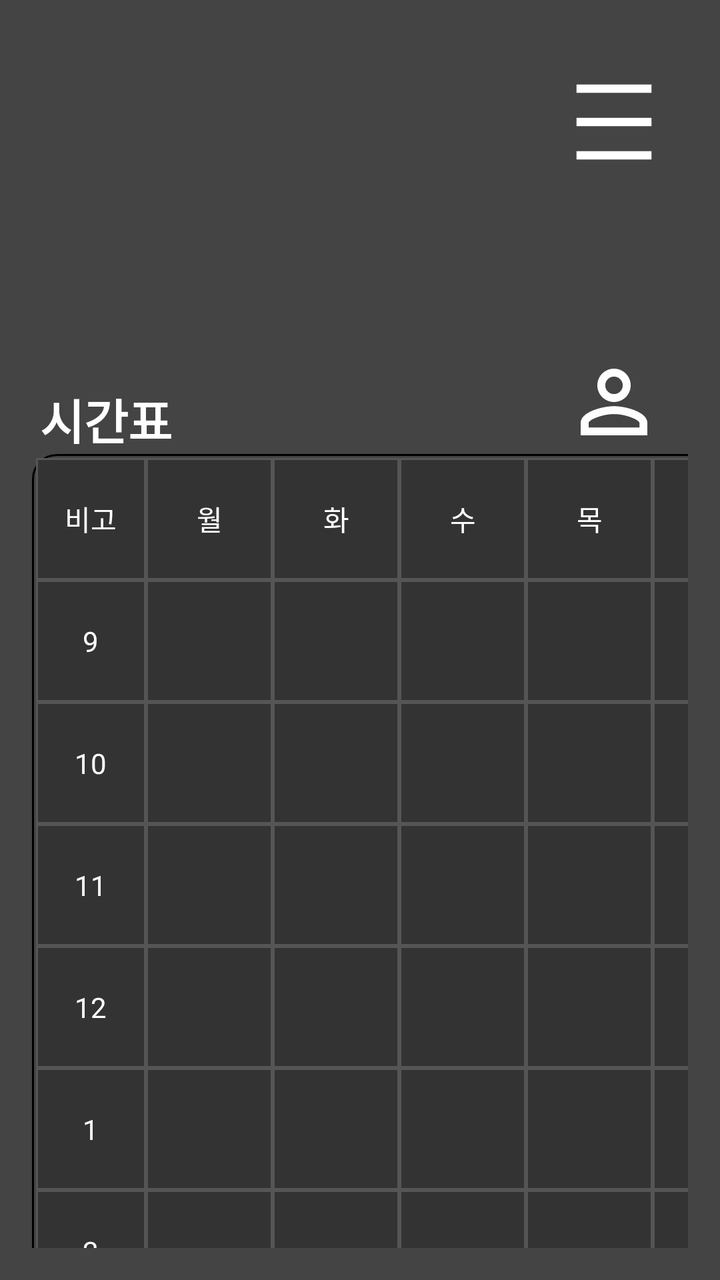
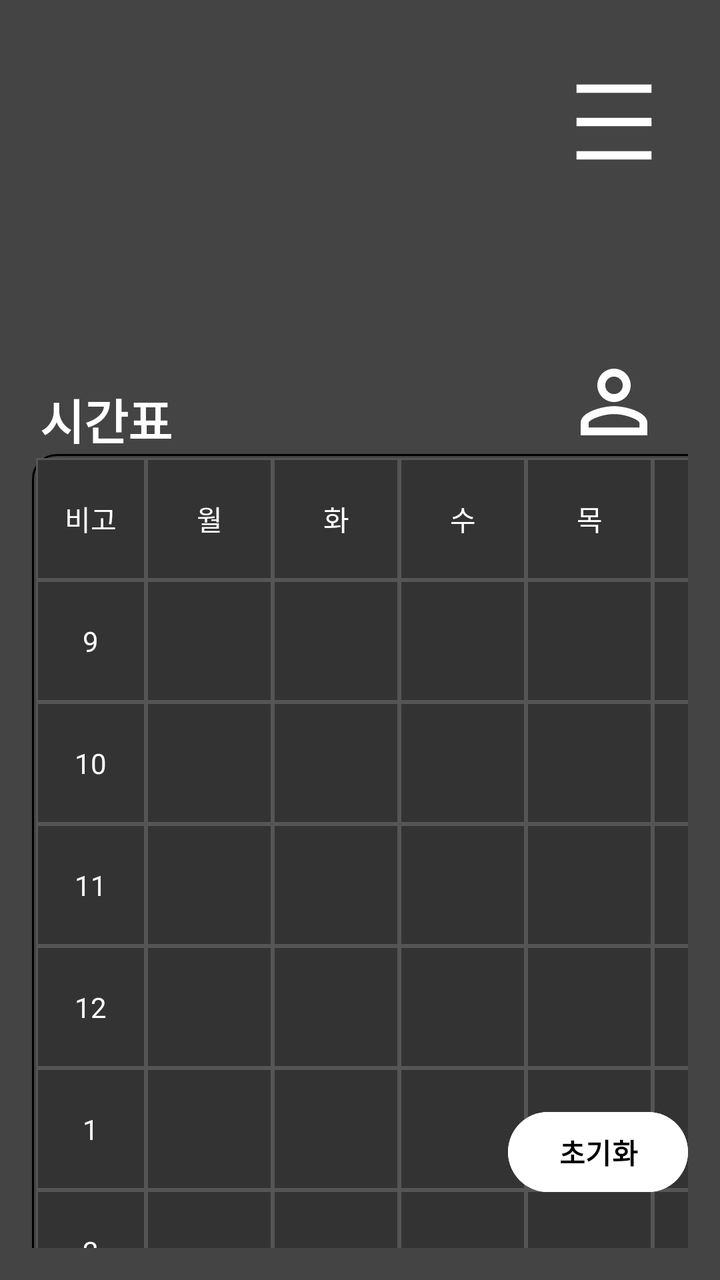

Compare the two renders of this Android layout. The source of the first and the diff that turns it into the second are given below.
<!-- AndroidManifest.xml: application theme Theme.Dcp_app -->
<!-- res/layout/activity_main.xml -->
<?xml version="1.0" encoding="utf-8"?>
<androidx.drawerlayout.widget.DrawerLayout
    xmlns:android="http://schemas.android.com/apk/res/android"
    xmlns:app="http://schemas.android.com/apk/res-auto"
    xmlns:tools="http://schemas.android.com/tools"
    android:id="@+id/drawer_layout"
    android:layout_width="match_parent"
    android:layout_height="match_parent">

    
    <androidx.constraintlayout.widget.ConstraintLayout
        android:layout_width="match_parent"
        android:layout_height="match_parent"
        android:padding="16dp"
        android:background="#444444">

    
    <TextView
        android:id="@+id/title"
        android:layout_width="wrap_content"
        android:layout_height="wrap_content"
        android:layout_marginStart="4dp"
        android:layout_marginTop="176dp"
        android:text="시간표"
        android:textColor="#FFFFFF"
        android:textSize="24sp"
        android:textStyle="bold"
        app:layout_constraintStart_toStartOf="parent"
        app:layout_constraintTop_toTopOf="parent" />

    
    <ImageView
        android:id="@+id/menuIcon"
        android:layout_width="50dp"
        android:layout_height="50dp"
        android:layout_marginTop="20dp"
        android:layout_marginBottom="90dp"
        android:contentDescription="메뉴"
        android:src="@drawable/setting"
        app:layout_constraintBottom_toTopOf="@+id/btnInfo"
        app:layout_constraintEnd_toEndOf="@+id/btnInfo"
        app:layout_constraintTop_toTopOf="parent" />

    
    <ImageView
        android:id="@+id/btnInfo"
        android:layout_width="50dp"
        android:layout_height="50dp"
        android:layout_marginTop="160dp"
        android:layout_marginEnd="12dp"
        android:contentDescription="정보"
        android:src="@drawable/infosetting"
        app:layout_constraintEnd_toEndOf="parent"
        app:layout_constraintTop_toTopOf="parent" />


    
        <FrameLayout
            android:id="@+id/timeTableWrapper"
            android:layout_width="wrap_content"
            android:layout_height="wrap_content"
            app:layout_constraintTop_toBottomOf="@id/title"
            app:layout_constraintStart_toStartOf="parent"
            app:layout_constraintEnd_toEndOf="parent">

            
            <include
                android:id="@+id/timetableInclude"
                layout="@layout/timetable_view"
                android:layout_width="371dp"
                android:layout_height="613dp" />

            
            <FrameLayout
                android:id="@+id/blockOverlay"
                android:layout_width="371dp"
                android:layout_height="613dp"
                android:layout_gravity="top|start"
                android:background="@android:color/transparent" />
        </FrameLayout>


</androidx.constraintlayout.widget.ConstraintLayout>

    
    <include
        android:id="@+id/drawerMenu"
        layout="@layout/drawer_menu"
        android:layout_width="300dp"
        android:layout_height="match_parent"
        android:layout_gravity="end"/>

</androidx.drawerlayout.widget.DrawerLayout>
<!-- res/layout/timetable_view.xml (included above) -->
<?xml version="1.0" encoding="utf-8"?>
<GridLayout
    xmlns:android="http://schemas.android.com/apk/res/android"
    android:id="@+id/timeTableGrid"
    android:layout_width="371dp"
    android:layout_height="613dp"
    android:background="@drawable/bg_table_corner"
    android:columnCount="6"
    android:orientation="horizontal"
    android:padding="2dp">

    
    <TextView
        style="@style/DayCell"
        android:layout_width="55dp"
        android:text="비고" />
    <TextView style="@style/DayCell" android:text="월" />
    <TextView style="@style/DayCell" android:text="화" />
    <TextView style="@style/DayCell" android:text="수" />
    <TextView style="@style/DayCell" android:text="목" />
    <TextView style="@style/DayCell" android:text="금" />

    
    <TextView style="@style/TimeCell" android:text="9" />
    <TextView android:id="@+id/monCell1" style="@style/TableCell" />
    <TextView android:id="@+id/tuesCell1" style="@style/TableCell" />
    <TextView android:id="@+id/wedCell1" style="@style/TableCell" />
    <TextView android:id="@+id/thuCell1" style="@style/TableCell" />
    <TextView android:id="@+id/friCell1" style="@style/TableCell" />

    <TextView style="@style/TimeCell" android:text="10" />
    <TextView android:id="@+id/monCell2" style="@style/TableCell" />
    <TextView android:id="@+id/tuesCell2" style="@style/TableCell" />
    <TextView android:id="@+id/wedCell2" style="@style/TableCell" />
    <TextView android:id="@+id/thuCell2" style="@style/TableCell" />
    <TextView android:id="@+id/friCell2" style="@style/TableCell" />

    <TextView style="@style/TimeCell" android:text="11" />
    <TextView android:id="@+id/monCell3" style="@style/TableCell" />
    <TextView android:id="@+id/tuesCell3" style="@style/TableCell" />
    <TextView android:id="@+id/wedCell3" style="@style/TableCell" />
    <TextView android:id="@+id/thuCell3" style="@style/TableCell" />
    <TextView android:id="@+id/friCell3" style="@style/TableCell" />

    <TextView style="@style/TimeCell" android:text="12" />
    <TextView android:id="@+id/monCell4" style="@style/TableCell" />
    <TextView android:id="@+id/tuesCell4" style="@style/TableCell" />
    <TextView android:id="@+id/wedCell4" style="@style/TableCell" />
    <TextView android:id="@+id/thuCell4" style="@style/TableCell" />
    <TextView android:id="@+id/friCell4" style="@style/TableCell" />

    <TextView style="@style/TimeCell" android:text="1" />
    <TextView android:id="@+id/monCell5" style="@style/TableCell" />
    <TextView android:id="@+id/tuesCell5" style="@style/TableCell" />
    <TextView android:id="@+id/wedCell5" style="@style/TableCell" />
    <TextView android:id="@+id/thuCell5" style="@style/TableCell" />
    <TextView android:id="@+id/friCell5" style="@style/TableCell" />

    <TextView style="@style/TimeCell" android:text="2" />
    <TextView android:id="@+id/monCell6" style="@style/TableCell" />
    <TextView android:id="@+id/tuesCell6" style="@style/TableCell" />
    <TextView android:id="@+id/wedCell6" style="@style/TableCell" />
    <TextView android:id="@+id/thuCell6" style="@style/TableCell" />
    <TextView android:id="@+id/friCell6" style="@style/TableCell" />

    <TextView style="@style/TimeCell" android:text="3" />
    <TextView android:id="@+id/monCell7" style="@style/TableCell" />
    <TextView android:id="@+id/tuesCell7" style="@style/TableCell" />
    <TextView android:id="@+id/wedCell7" style="@style/TableCell" />
    <TextView android:id="@+id/thuCell7" style="@style/TableCell" />
    <TextView android:id="@+id/friCell7" style="@style/TableCell" />

    <TextView style="@style/TimeCell" android:text="4" />
    <TextView android:id="@+id/monCell8" style="@style/TableCell" />
    <TextView android:id="@+id/tuesCell8" style="@style/TableCell" />
    <TextView android:id="@+id/wedCell8" style="@style/TableCell" />
    <TextView android:id="@+id/thuCell8" style="@style/TableCell" />
    <TextView android:id="@+id/friCell8" style="@style/TableCell" />

    <TextView style="@style/TimeCell" android:text="5" />
    <TextView android:id="@+id/monCell9" style="@style/TableCell" />
    <TextView android:id="@+id/tuesCell9" style="@style/TableCell" />
    <TextView android:id="@+id/wedCell9" style="@style/TableCell" />
    <TextView android:id="@+id/thuCell9" style="@style/TableCell" />
    <TextView android:id="@+id/friCell9" style="@style/TableCell" />
</GridLayout>
<!-- res/layout/drawer_menu.xml (included above) -->
<?xml version="1.0" encoding="utf-8"?>
<LinearLayout xmlns:android="http://schemas.android.com/apk/res/android"
    android:layout_width="300dp"
    android:layout_height="match_parent"
    android:layout_gravity="end"
    android:background="#444444"
    android:orientation="vertical"
    android:paddingTop="32dp"
    android:paddingBottom="32dp">

    
    <FrameLayout
        android:layout_width="match_parent"
        android:layout_height="48dp">

        <ImageView
            android:id="@+id/btnHelp"
            android:layout_width="50dp"
            android:layout_height="50dp"
            android:layout_gravity="end|top"
            android:src="@drawable/help"
            android:contentDescription="도움말"
            android:padding="4dp"
            android:background="?attr/selectableItemBackgroundBorderless"/>
    </FrameLayout>

    
    <View
        android:layout_width="match_parent"
        android:layout_height="0dp"
        android:layout_weight="1"/>

    
    <Button
        android:id="@+id/btnLogout"
        android:layout_width="160dp"
        android:layout_height="48dp"
        android:layout_gravity="center_horizontal"
        android:text="로그아웃"
        android:textColor="#000000"
        android:backgroundTint="@color/white"
        android:textSize="14sp"
        android:padding="0dp"/>
</LinearLayout>
<!-- resources referenced by this layout -->
<resources>
  <color name="white">#FFFFFFFF</color>
  <!-- drawable bg_table_corner (drawable) -->
  <?xml version="1.0" encoding="utf-8"?>
  <shape xmlns:android="http://schemas.android.com/apk/res/android"
      android:shape="rectangle">
  
      
      <solid android:color="#444444" />
  
      
      <stroke
          android:width="1dp"
          android:color="#000000" />
  
      
      <corners android:radius="12dp" />
  
  </shape>
  <!-- drawable help (drawable) -->
  <vector
      xmlns:android="http://schemas.android.com/apk/res/android"
      android:autoMirrored="true"
      android:height="50dp"
      android:tint="@color/white"
      android:viewportHeight="24"
      android:viewportWidth="24"
      android:width="50dp">
        
      <path
          android:fillColor="@android:color/white"
          android:pathData="M11.5,2C6.81,2 3,5.81 3,10.5S6.81,19 11.5,19h0.5v3c4.86,-2.34 8,-7 8,-11.5C20,5.81 16.19,2 11.5,2zM12.5,16.5h-2v-2h2v2zM12.5,13h-2c0,-3.25 3,-3 3,-5 0,-1.1 -0.9,-2 -2,-2s-2,0.9 -2,2h-2c0,-2.21 1.79,-4 4,-4s4,1.79 4,4c0,2.5 -3,2.75 -3,5z"/>
      
  </vector>
  <!-- drawable infosetting (drawable) -->
  <vector
      xmlns:android="http://schemas.android.com/apk/res/android"
      android:height="50dp"
      android:tint="@color/white"
      android:viewportHeight="24"
      android:viewportWidth="24"
      android:width="50dp">
        
      <path
          android:fillColor="@android:color/white"
          android:pathData="M12,5.9c1.16,0 2.1,0.94 2.1,2.1s-0.94,2.1 -2.1,2.1S9.9,9.16 9.9,8s0.94,-2.1 2.1,-2.1m0,9c2.97,
          0 6.1,1.46 6.1,2.1v1.1L5.9,18.1L5.9,17c0,-0.64 3.13,-2.1 6.1,-2.1M12,4C9.79,4 8,5.79 8,8s1.79,4 4,4 4,-1.79 4,-4 -1.79,
          -4 -4,-4zM12,13c-2.67,0 -8,1.34 -8,4v3h16v-3c0,-2.66 -5.33,-4 -8,-4z"/>
      
  </vector>
  <!-- drawable setting (drawable) -->
  <vector
      xmlns:android="http://schemas.android.com/apk/res/android"
      android:height="50dp"
      android:tint="@color/white"
      android:viewportHeight="24"
      android:viewportWidth="24"
      android:width="50dp">
        
      <path android:fillColor="@android:color/white" android:pathData="M3,3h18v2h-18z"/>
        
      <path android:fillColor="@android:color/white" android:pathData="M3,19h18v2h-18z"/>
        
      <path android:fillColor="@android:color/white" android:pathData="M3,11h18v2h-18z"/>
      
  </vector>
  <style name="DayCell">
          <item name="android:layout_width">63.2dp</item>
          <item name="android:layout_height">61dp</item>
          <item name="android:textColor">#FFFFFF</item>
          <item name="android:gravity">center</item>
          <item name="android:padding">4dp</item>
          <item name="android:background">@drawable/bg_table_cell</item>
      </style>
  <style name="TableCell">
          <item name="android:layout_width">63.2dp</item>
          <item name="android:layout_height">61dp</item>
          <item name="android:textColor">#FFFFFF</item>
          <item name="android:gravity">center</item>
          <item name="android:padding">4dp</item>
          <item name="android:background">@drawable/bg_table_cell</item>
  
      </style>
  <style name="TimeCell">
          <item name="android:layout_width">55dp</item>
          <item name="android:layout_height">61dp</item>
          <item name="android:textColor">#FFFFFF</item>
          <item name="android:gravity">center</item>
          <item name="android:padding">4dp</item>
          <item name="android:background">@drawable/bg_table_cell</item>
      </style>
  <style name="Theme.Dcp_app" parent="Base.Theme.Dcp_app" />
  <!-- drawable bg_table_cell (drawable) -->
  <?xml version="1.0" encoding="utf-8"?>
  <shape xmlns:android="http://schemas.android.com/apk/res/android"
      android:shape="rectangle">
  
      <solid android:color="#333333" /> 
  
      <stroke
          android:width="1dp"
          android:color="#555555" /> 
  
  </shape>
  <style name="Base.Theme.Dcp_app" parent="Theme.Material3.DayNight.NoActionBar">
          
          
      </style>
</resources>

<!-- the commit's change to res/layout/activity_main.xml (unified diff, before → after) -->
@@ -78,6 +78,20 @@
                 android:layout_gravity="top|start"
                 android:background="@android:color/transparent" />
         </FrameLayout>
+
+        <Button
+            android:id="@+id/btnClear"
+            android:layout_width="90dp"
+            android:layout_height="48dp"
+            android:text="초기화"
+            android:textColor="#000000"
+            android:backgroundTint="#FFFFFF"
+            android:textStyle="bold"
+            android:elevation="4dp"
+            app:layout_constraintBottom_toBottomOf="parent"
+            app:layout_constraintEnd_toEndOf="@id/timeTableWrapper"
+            android:layout_marginEnd="0dp"
+            android:layout_marginBottom="24dp"/>
 
 
 </androidx.constraintlayout.widget.ConstraintLayout>
